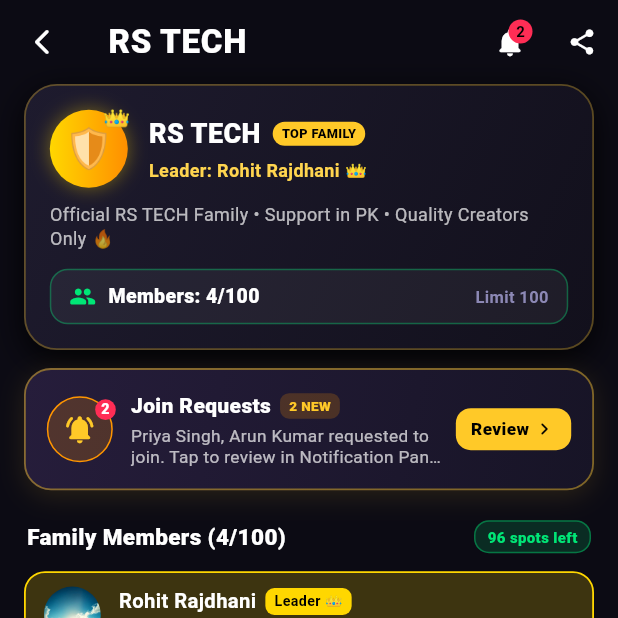
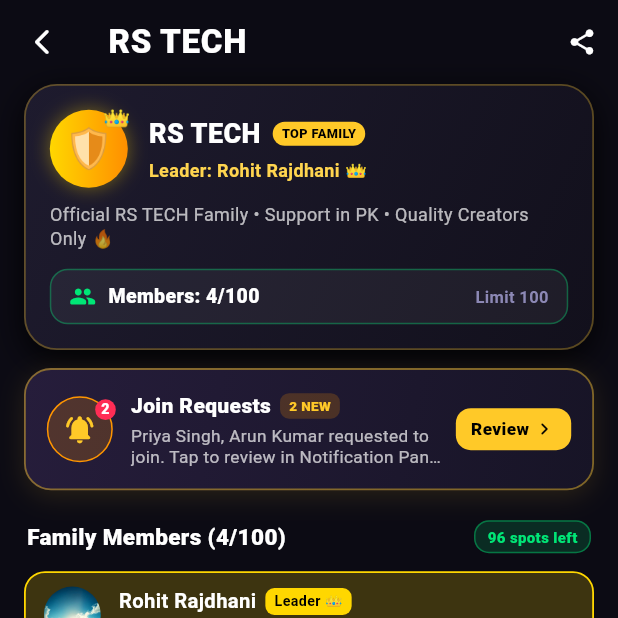
Before and after one commit to leenadevirajendran/Tivoo, a Flutter app: the FamilyTeamScreen screen opened directly, on a phone screen of 412 x 824 dp, the top half of it. Run offline on Flutter 3.47's test engine with Material 3 defaults, Android fonts, the phone set to English and light mode, and no system bars; our stand-ins replace audioplayers, cached_network_image, camera, file_picker, flutter_animate, flutter_riverpod and 5 more; missing offline and left inert: video_compress.

Commit message:
fix(family, profile): remove notification bell from family screen and match messages panel color with edit profile

```diff
--- a/lib/features/family/presentation/screens/family_team_screen.dart
+++ b/lib/features/family/presentation/screens/family_team_screen.dart
@@ -39,8 +39,6 @@ class FamilyTeamScreen extends ConsumerWidget {
         family.leaderId == profile.id ||
         family.leaderName.toLowerCase() == profile.name.toLowerCase();
 
-    final pendingCount = family.pendingRequests.length;
-
     return Scaffold(
       backgroundColor: const Color(0xFF0C0B14),
       appBar: AppBar(
@@ -55,25 +53,6 @@ class FamilyTeamScreen extends ConsumerWidget {
           onPressed: () => Navigator.pop(context),
         ),
         actions: [
-          // 1. Notification Panel icon with pending requests badge
-          IconButton(
-            tooltip: 'Notifications',
-            icon: Badge(
-              isLabelVisible: isLeader && pendingCount > 0,
-              label: Text(
-                '$pendingCount',
-                style: const TextStyle(fontSize: 10, fontWeight: FontWeight.bold),
-              ),
-              backgroundColor: const Color(0xFFFF2D55),
-              child: const Icon(Icons.notifications_rounded, color: Colors.white, size: 22),
-            ),
-            onPressed: () {
-              Navigator.of(context).push(
-                MaterialPageRoute(builder: (_) => const ActivityScreen()),
-              );
-            },
-          ),
-          // 2. Share Family Link icon
           IconButton(
             tooltip: 'Share Family Link',
             icon: const Icon(Icons.share_rounded, color: Colors.white, size: 20),
```
Also changed, not shown: lib/features/profile/presentation/widgets/profile_luxe_sections.dart (+7 -63 lines).
